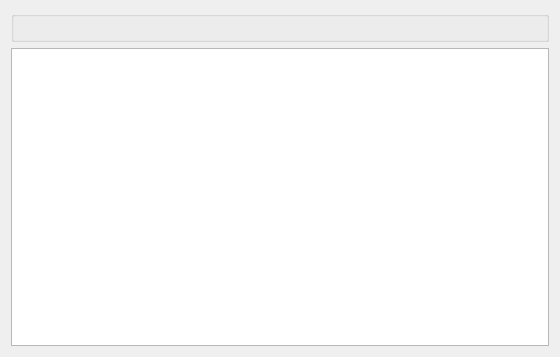
Before: the Qt Designer form Client/reghaabat/formchangepermissions.ui in nournia/ketabkhaane, drawn with Qt 5.
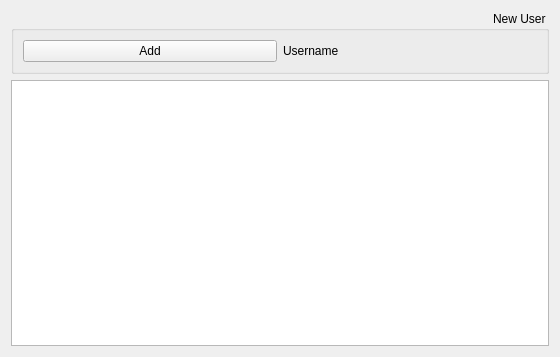
After: the same form once the commit is applied.

```diff
--- a/Client/reghaabat/formchangepermissions.ui
+++ b/Client/reghaabat/formchangepermissions.ui
@@ -10,12 +10,35 @@
     <height>357</height>
    </rect>
   </property>
+  <property name="layoutDirection">
+   <enum>Qt::RightToLeft</enum>
+  </property>
   <layout class="QVBoxLayout" name="verticalLayout">
    <item>
     <widget class="QGroupBox" name="groupBox">
      <property name="title">
-      <string/>
+      <string>New User</string>
      </property>
+     <layout class="QHBoxLayout" name="horizontalLayout_2">
+      <item>
+       <layout class="QHBoxLayout" name="lUser">
+        <item>
+         <widget class="QLabel" name="label">
+          <property name="text">
+           <string>Username</string>
+          </property>
+         </widget>
+        </item>
+       </layout>
+      </item>
+      <item>
+       <widget class="QPushButton" name="bAdd">
+        <property name="text">
+         <string>Add</string>
+        </property>
+       </widget>
+      </item>
+     </layout>
     </widget>
    </item>
    <item>
```
